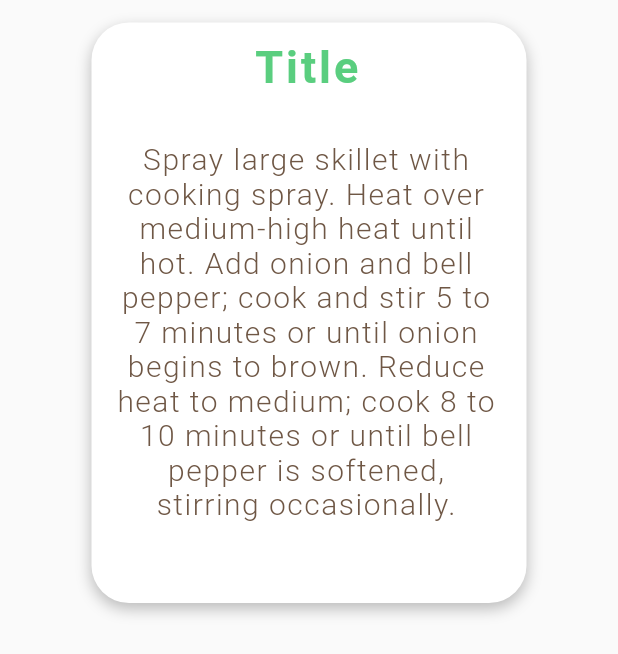
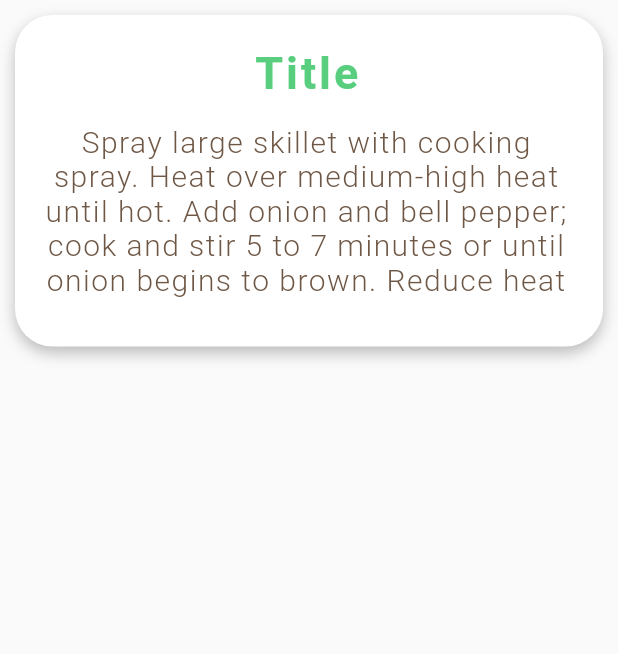
Before and after one commit to MariamElZaatari/ButlerChef, a Flutter app: the Direction widget shown alone on an empty page, opened directly, on a phone screen of 412 x 824 dp. Shown: the top 654 px of the screen. Run offline on Flutter 3.47's test engine with Material 2 defaults, Android fonts, the phone set to English and light mode, and no system bars; our stand-ins replace font_awesome_flutter, shared_preferences; accounts and stored records are empty; network calls fail.

Commit message:
DirectionItem shape modified from vertical rectangle to horizontal rectangle.

```diff
--- a/butlerchef_frontend/lib/widgets/add_direction_item.dart
+++ b/butlerchef_frontend/lib/widgets/add_direction_item.dart
@@ -7,7 +7,7 @@ class Direction extends StatefulWidget {
     Key? key,
     this.title = 'Title',
     this.body =
-    'Spray large skillet with cooking spray. Heat over medium-high heat until hot. Add onion and bell pepper; cook and stir 5 to 7 minutes or until onion begins to brown. Reduce heat to medium; cook 8 to 10 minutes or until bell pepper is softened, stirring occasionally.',
+    'Spray large skillet with cooking spray. Heat over medium-high heat until hot. Add onion and bell pepper; cook and stir 5 to 7 minutes or until onion begins to brown. Reduce heat to medium; cook 8 to 10 minutes.',
     this.editable = false,
     this.onTitleChange,
     this.onBodyChange,
@@ -36,9 +36,9 @@ class DirectionState extends State<Direction> {
   @override
   Widget build(BuildContext context) {
     return Container(
-      height: 387,
-      margin: const EdgeInsets.symmetric(vertical: 15, horizontal: 61),
-      padding: const EdgeInsets.symmetric(horizontal: 15, vertical: 21),
+      height: 221,
+      margin: const EdgeInsets.symmetric(horizontal: 10, vertical: 10),
+      padding: const EdgeInsets.fromLTRB(15,41,15,21),
       decoration: BoxDecoration(
         color: AppColors.white,
         borderRadius: const BorderRadius.all(Radius.circular(25)),
@@ -60,9 +60,10 @@ class DirectionState extends State<Direction> {
                   child: TextField(
                     controller: _titleController,
                     decoration: InputDecoration(
+                      hintStyle: TextStyle(fontSize: 20),
                         enabled: widget.editable,
                         border: InputBorder.none,
-                        hintText: 'Write the title'
+                        hintText: 'Title'
                     ),
                     onEditingComplete: () => widget.onTitleChange?.call(
                       _titleController.text,
@@ -71,14 +72,12 @@ class DirectionState extends State<Direction> {
                     textAlign: TextAlign.center,
                   ))),
           Expanded(
-            flex: 8,
+            flex: 7,
             child: Align(
               alignment: Alignment.topCenter,
-              child: Padding(
-                padding: EdgeInsets.only(top: 8),
-                child: TextField(
+              child: TextField(
                   controller: _bodyController,
-                  maxLines: 400,
+                  maxLines: 5,
                   decoration: InputDecoration(
                     enabled: widget.editable,
                     border: InputBorder.none,
@@ -92,7 +91,7 @@ class DirectionState extends State<Direction> {
                 ),
               ),
             ),
-          ),
+
         ],
       ),
     );
```
